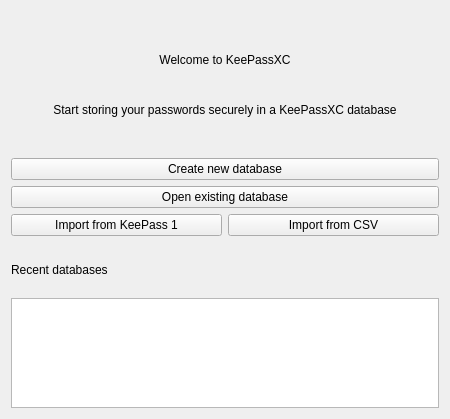
Qt form src/gui/WelcomeWidget.ui (iluminat23/keepassxc-debian) before a commit.
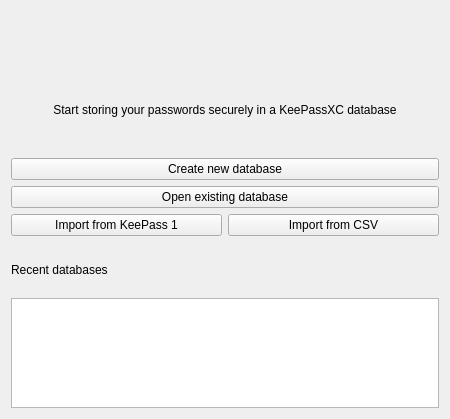
The same form after that commit.

The edit to the form file:
```diff
--- a/src/gui/WelcomeWidget.ui
+++ b/src/gui/WelcomeWidget.ui
@@ -72,9 +72,6 @@
    </item>
    <item>
     <widget class="QLabel" name="welcomeLabel">
-     <property name="text">
-      <string>Welcome to KeePassXC</string>
-     </property>
      <property name="alignment">
       <set>Qt::AlignCenter</set>
      </property>
```
